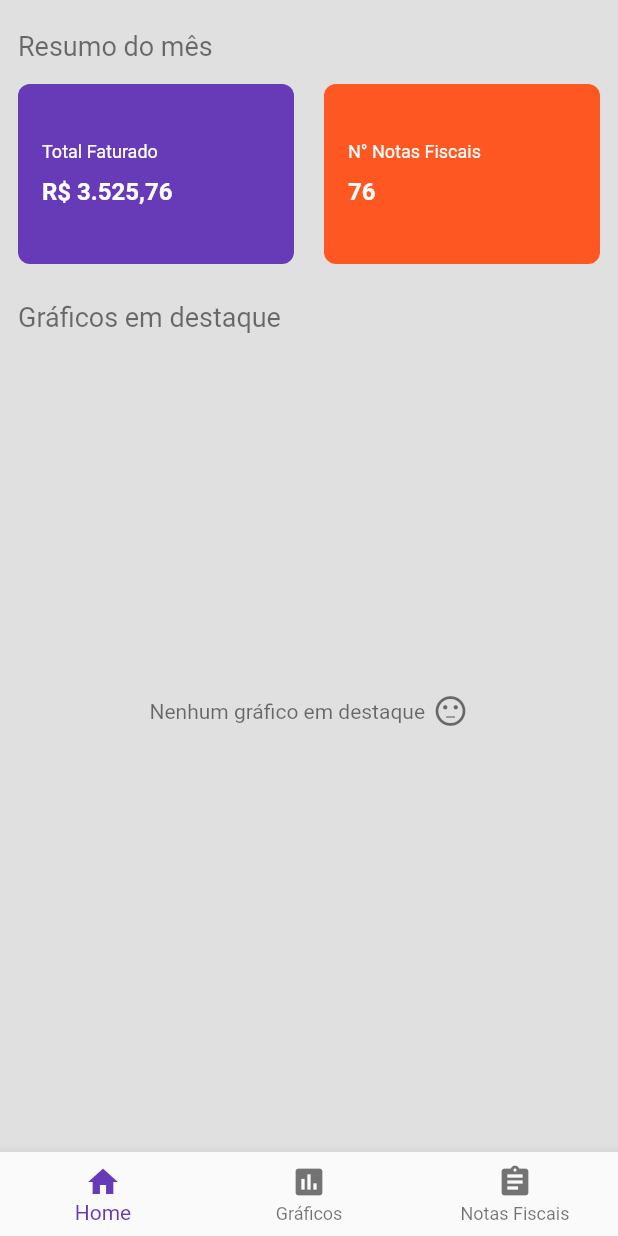
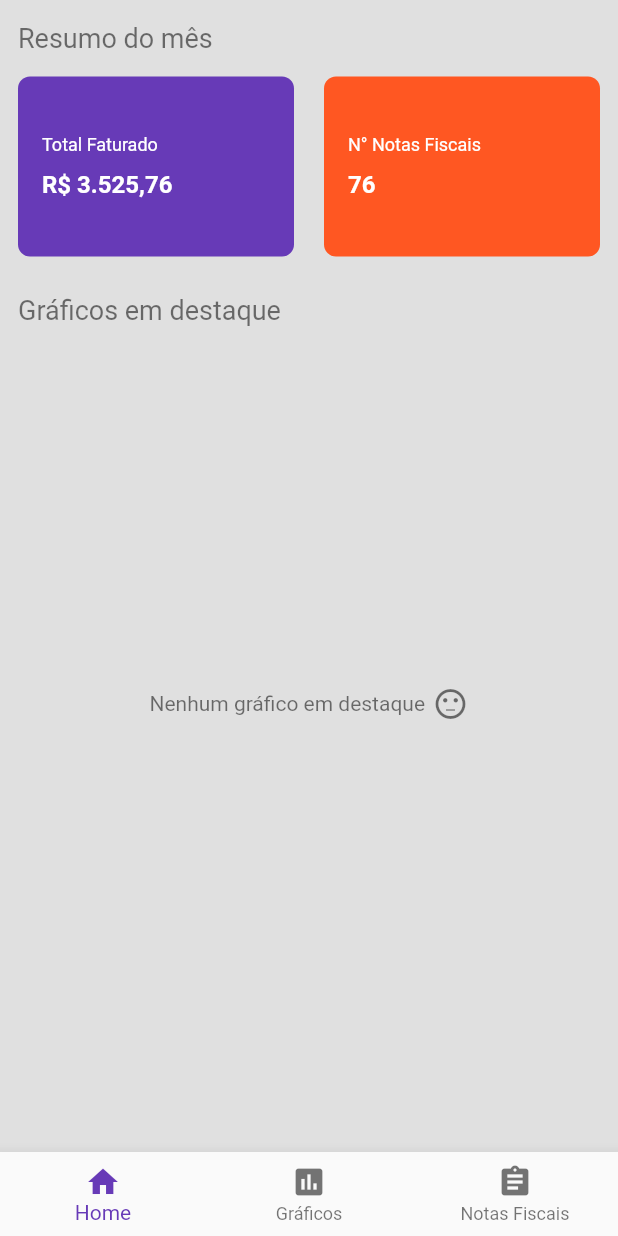
Before and after one commit to gmtfonseca/quantifico-flutter, a Flutter app: the screen it shows after launch, on a phone screen of 412 x 824 dp. Run offline on Flutter 3.47's test engine with Material 2 defaults, Android fonts, the phone set to English and light mode, and no system bars; our stand-ins replace bloc, charts_flutter, equatable, flutter_bloc, shared_preferences.

Commit message:
Improve chart container design

```diff
--- a/lib/presentation/screen/home_screen.dart
+++ b/lib/presentation/screen/home_screen.dart
@@ -53,14 +53,10 @@ class HomeScreen extends StatelessWidget {
       color: Colors.black54,
     );
     return Padding(
-      padding: const EdgeInsets.only(
-        left: 12.0,
-        right: 12.0,
-        top: 20.0,
-        bottom: 8.0,
-      ),
+      padding: const EdgeInsets.symmetric(horizontal: 12.0),
       child: ListView(
         children: [
+          const SizedBox(height: 15),
           const Text(
             'Resumo do mês',
             style: titleStyle,
@@ -74,6 +70,7 @@ class HomeScreen extends StatelessWidget {
           ),
           const SizedBox(height: 15),
           _buildCharts(context, state),
+          const SizedBox(height: 15),
         ],
       ),
     );
--- a/lib/util/web_client.dart
+++ b/lib/util/web_client.dart
@@ -3,7 +3,7 @@ import 'dart:io';
 import 'package:http/http.dart' as http;
 
 const String _token =
-    'Bearer eyJhbGciOiJIUzI1NiIsInR5cCI6IkpXVCJ9.eyJpZCI6IjVkZTZmMjUwZjI3OTI2M2I0OGJhNWYyYiIsIm9yZ2FuaXphY2FvIjoiNWRlNmYyNDFmMjc5MjYzYjQ4YmE1ZjJhIiwiaWF0IjoxNTg5OTkwNzYyLCJleHAiOjE1OTAwNzcxNjJ9.SLpkp6gQI5gaZ0pzyRwfG2Bpw-8u2u0FFSl8HbYJpl0';
+    'Bearer eyJhbGciOiJIUzI1NiIsInR5cCI6IkpXVCJ9.eyJpZCI6IjVkZTZmMjUwZjI3OTI2M2I0OGJhNWYyYiIsIm9yZ2FuaXphY2FvIjoiNWRlNmYyNDFmMjc5MjYzYjQ4YmE1ZjJhIiwiaWF0IjoxNTkwMDYyNDU2LCJleHAiOjE1OTAxNDg4NTZ9.TE3PFmpMwwYZuiUzFxcJoAz7LzmUEnXr_SM3VKXXmYU';
 
 const String _baseUrl = '10.0.2.2:3000';
 //lt -h "http://serverless.social" -p 3000
```
Also changed, not shown: lib/presentation/screen/chart_screen.dart (+3 -6 lines), lib/presentation/shared/chart/chart_container.dart (+24 -2 lines).
